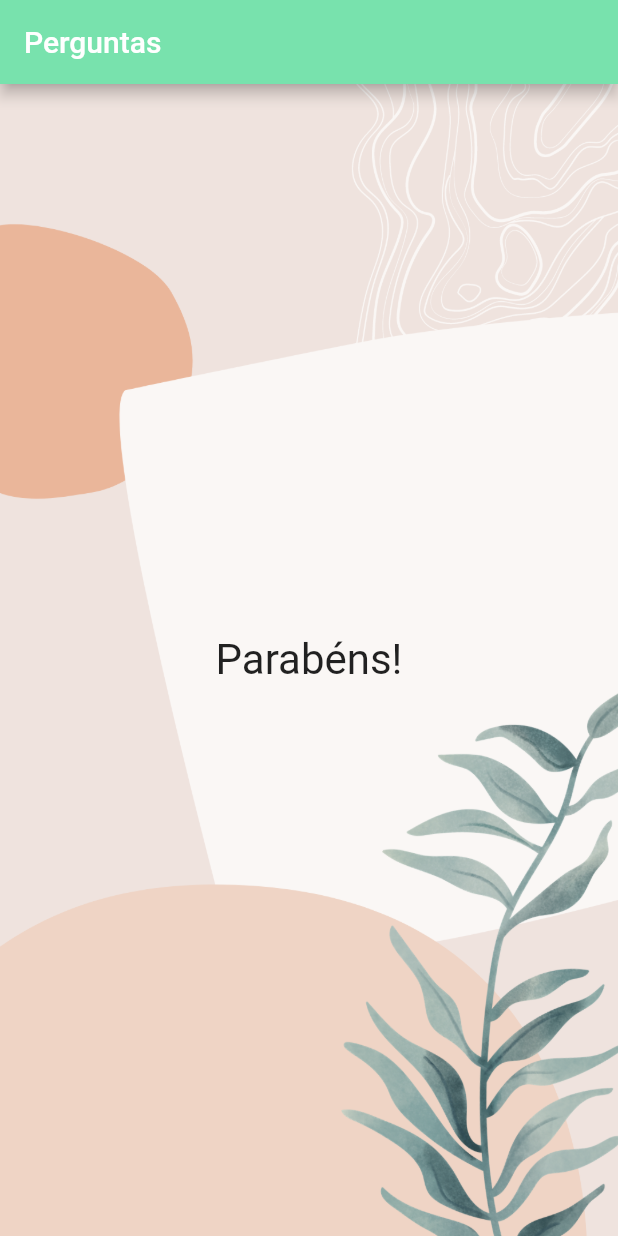
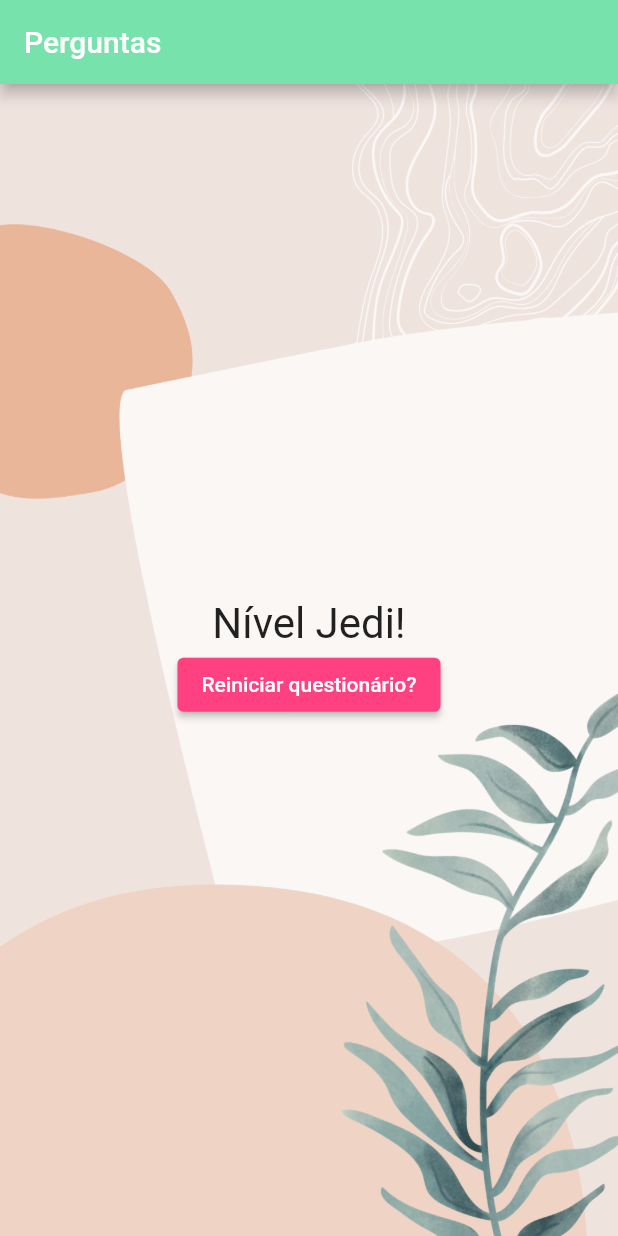
Before and after one commit to waitoair/projeto_perguntas, a Flutter app: the screen it shows after launch, after a tap on "Preto", after a tap on "Cobra", after a tap on "Maria", on a phone screen of 412 x 824 dp. Run offline on Flutter 3.47's test engine with Material 2 defaults, Android fonts, the phone set to English and light mode, and no system bars.

Commit message:
feat: add button with final score levels

```diff
--- a/lib/main.dart
+++ b/lib/main.dart
@@ -7,6 +7,7 @@ main() => runApp(const PerguntaApp());
 class _PerguntaAppState extends State<PerguntaApp> {
   var _perguntaSelecionada = 0;
   var _pontuacaoTotal = 0;
+
     final _perguntas = const [
     {
       'texto': 'Qual é a sua cor favorita?',
@@ -47,6 +48,13 @@ class _PerguntaAppState extends State<PerguntaApp> {
     print(_pontuacaoTotal);
   }
 
+  void _reiniciarQuestionario() {
+    setState(() {
+      _perguntaSelecionada = 0;
+      _pontuacaoTotal = 0;
+    });
+  }
+
   bool get temPerguntaSelecionada {
     return _perguntaSelecionada < _perguntas.length;
   }
@@ -63,7 +71,9 @@ class _PerguntaAppState extends State<PerguntaApp> {
         body: Container(
           decoration: const BoxDecoration(
             image: DecorationImage(
-                  image: AssetImage('assets/images/background-flutter-project.png'),
+              image: AssetImage(
+                'assets/images/background-flutter-project.png'
+              ),
             fit: BoxFit.fill,
             )
           ),
@@ -72,7 +82,10 @@ class _PerguntaAppState extends State<PerguntaApp> {
             perguntas: _perguntas,
             perguntaSelecionada: _perguntaSelecionada,
             quandoResponder: _responder,
-            ) : Resultado(),
+            ) : Resultado(
+              _pontuacaoTotal,
+              _reiniciarQuestionario
+          ),
         )
       )
     );
--- a/lib/resultado.dart
+++ b/lib/resultado.dart
@@ -1,17 +1,46 @@
+import 'package:flutter/cupertino.dart';
 import 'package:flutter/material.dart';
 import './questao.dart';
 import './resposta.dart';
 
 class Resultado extends StatelessWidget {
-  const Resultado({Key? key}) : super(key: key);
+  final int pontuacao;
+  final void Function() quandoReiniciarQuestionario;
+
+  Resultado(
+    this.pontuacao,
+    this.quandoReiniciarQuestionario
+  );
+
+  String get fraseResultado {
+    if (pontuacao < 8) {
+      return "Parabéns!";
+    } else if (pontuacao < 12) {
+      return "Você é bom!";
+    } else if (pontuacao < 16) {
+      return "Impressionante!";
+    } else {
+      return "Nível Jedi!";
+    }
+  }
 
   @override
   Widget build(BuildContext context) {
-    return const Center(
-      child: Text(
-        'Parabéns!',
-        style: TextStyle(fontSize: 28),
-      )
+    return Column(
+      mainAxisAlignment: MainAxisAlignment.center,
+      children: <Widget>[
+        Center(
+          child: Text(
+            fraseResultado,
+            style: const TextStyle(fontSize: 28),
+          )
+        ),
+        ElevatedButton(
+            child: const Text("Reiniciar questionário?"),
+            style: ElevatedButton.styleFrom(primary: Colors.pinkAccent),
+            onPressed: quandoReiniciarQuestionario,
+        )
+      ]
     );
   }
 }
```
Also changed, not shown: lib/resposta.dart (+5 -2 lines). Lines whose indentation alone changed are shown as unchanged.
